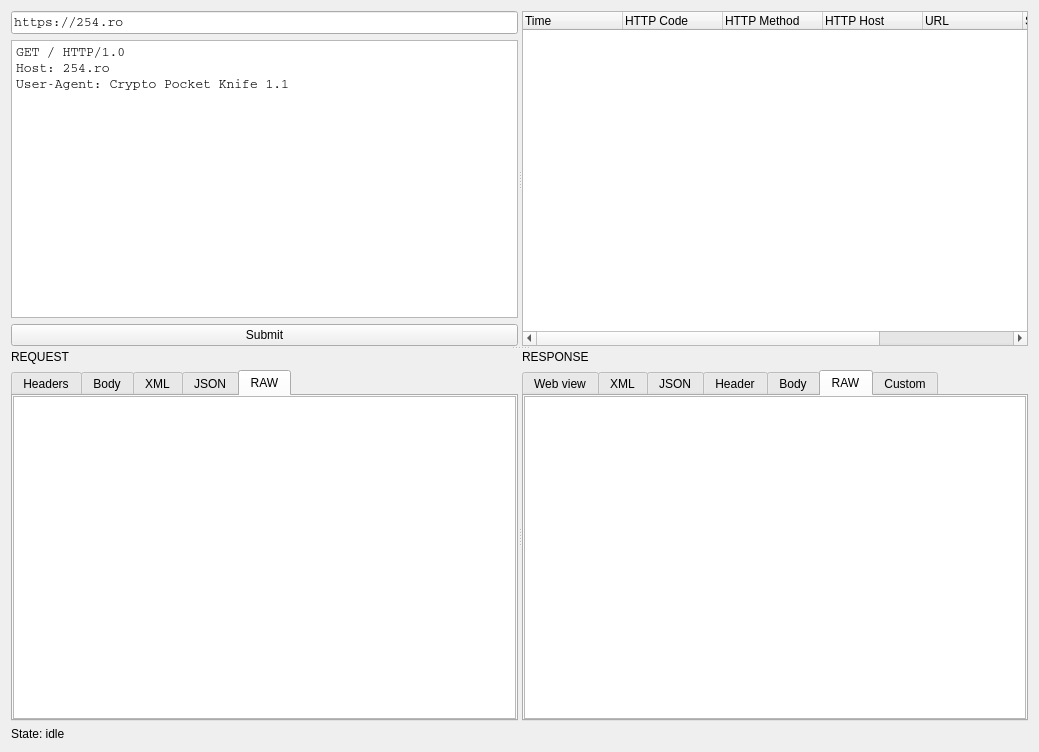
This is ui/Web/UiHttpWebRequests.ui in caffedrine/CryptoPocketKnife as Qt 5 draws it before an edit. The edited form follows.
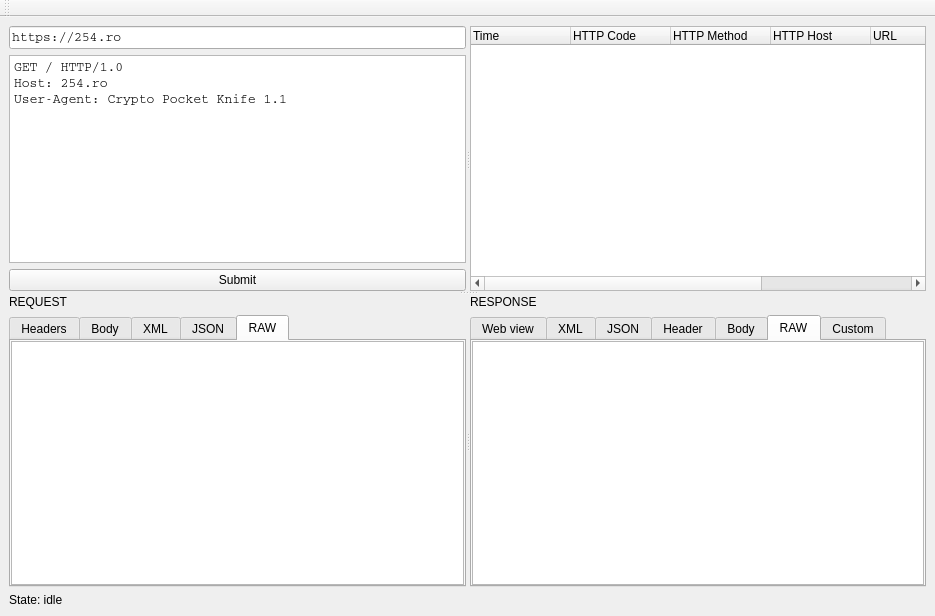
This is the edited form.

Commit message: Added toolbar on http web requests panel Separating web scrapper from it's main window

The edit to the form file:
```diff
--- a/ui/Web/UiHttpWebRequests.ui
+++ b/ui/Web/UiHttpWebRequests.ui
@@ -1,18 +1,19 @@
 <?xml version="1.0" encoding="UTF-8"?>
 <ui version="4.0">
  <class>UiHttpWebRequests</class>
- <widget class="QWidget" name="UiHttpWebRequests">
+ <widget class="QMainWindow" name="UiHttpWebRequests">
   <property name="geometry">
    <rect>
     <x>0</x>
     <y>0</y>
-    <width>1039</width>
-    <height>752</height>
+    <width>935</width>
+    <height>616</height>
    </rect>
   </property>
   <property name="windowTitle">
    <string>HTTP Web Requests Composer</string>
   </property>
+  <widget class="QWidget" name="centralwidget">
   <layout class="QGridLayout" name="gridLayout_4">
    <item row="0" column="0">
     <widget class="QSplitter" name="splitter_TOP_DOWN">
@@ -155,7 +156,7 @@
       <property name="orientation">
        <enum>Qt::Horizontal</enum>
       </property>
-      <widget class="QWidget" name="layoutWidget">
+       <widget class="QWidget" name="layoutWidget_2">
        <layout class="QVBoxLayout" name="verticalLayout_REQUEST">
         <item>
          <widget class="QLabel" name="label_2">
@@ -313,7 +314,7 @@
         </item>
        </layout>
       </widget>
-      <widget class="QWidget" name="layoutWidget">
+       <widget class="QWidget" name="layoutWidget_3">
        <layout class="QVBoxLayout" name="verticalLayout_RESPONSE">
         <item>
          <widget class="QLabel" name="label_3">
@@ -516,6 +517,18 @@
     </widget>
    </item>
   </layout>
+  </widget>
+  <widget class="QToolBar" name="toolBar">
+   <property name="windowTitle">
+    <string>toolBar</string>
+   </property>
+   <attribute name="toolBarArea">
+    <enum>TopToolBarArea</enum>
+   </attribute>
+   <attribute name="toolBarBreak">
+    <bool>false</bool>
+   </attribute>
+  </widget>
  </widget>
  <resources/>
  <connections/>
```
Lines whose indentation alone changed are shown as unchanged. The commit also changes 8 other files.
